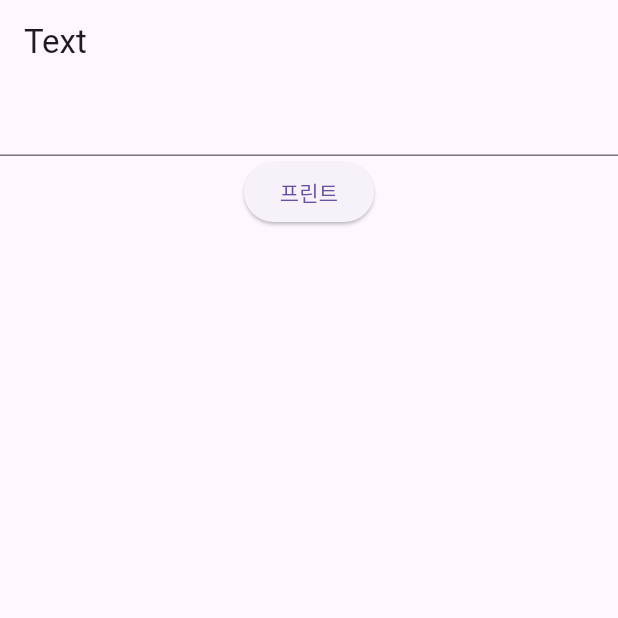
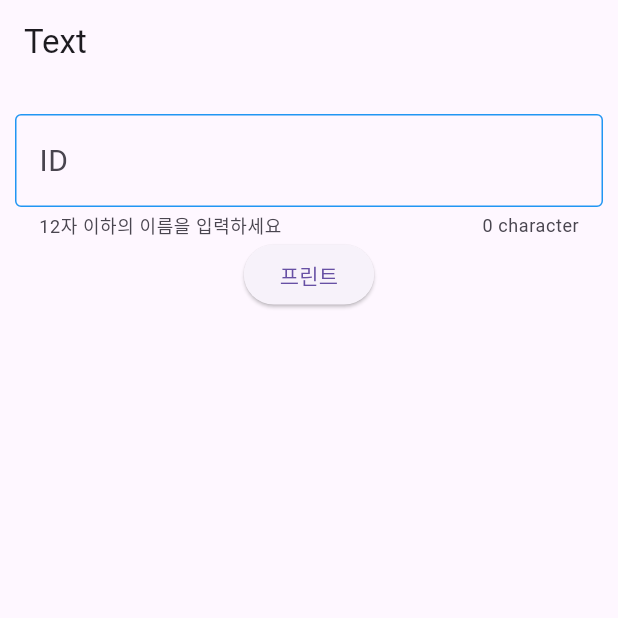
Before and after one commit to gijun0725/Flutter_-practice, a Flutter app: the screen it shows after launch, on a phone screen of 412 x 824 dp, the top half of it. Run offline on Flutter 3.47's test engine with Material 3 defaults, Android fonts, the phone set to English and light mode, and no system bars.

Commit message:
addListener추가(색상 변화 가능)

```diff
--- a/lib/TextControl.dart
+++ b/lib/TextControl.dart
@@ -10,6 +10,7 @@ class TextState extends StatefulWidget {
 
 class _TextStateState extends State<TextState> {
   final controller = TextEditingController();
+  int textLength = 0;
 
   @override
   void initState() {
@@ -18,6 +19,9 @@ class _TextStateState extends State<TextState> {
   }
 
   void _printValue() {
+    setState(() {
+      textLength = controller.text.length;
+    });
     print(controller.text); // 텍스트 필드의 현재 값을 출력합니다.
   }
 
@@ -28,13 +32,51 @@ class _TextStateState extends State<TextState> {
     super.dispose();
   }
 
+  void _onChanged(String value){
+    if (value.length > 12){
+      setState(() {
+        controller.text = value.substring(0,12);
+        controller.selection = TextSelection.fromPosition(TextPosition(offset: controller.text.length),);
+      });
+    }
+    else{
+      setState(() {
+        textLength = value.length;
+      });
+    }
+  }
   @override
   Widget build(BuildContext context) {
     return Column(
       children: [
-        TextField(
-          style: const TextStyle(fontSize: 15),
-          controller: controller,
+        Container(
+          margin: const EdgeInsets.fromLTRB(10, 20, 10, 0),
+          child: TextField(
+            textInputAction: TextInputAction.search,
+            keyboardType: TextInputType.text,
+            style: const TextStyle(fontSize: 20),
+            controller: controller,
+            onChanged: _onChanged,
+            decoration: InputDecoration(
+              labelText: 'ID',
+              labelStyle: const TextStyle(fontSize: 20),
+              border: OutlineInputBorder(
+                borderSide: BorderSide(
+                  color: textLength > 11 ? Colors.red : Colors.blue
+                )
+              ),
+              enabledBorder: OutlineInputBorder(
+                borderSide: BorderSide(
+                  color :textLength > 11 ? Colors.red : Colors.blue,
+                ),
+              ),
+              focusedBorder: OutlineInputBorder(
+                borderSide: BorderSide(color : textLength > 11 ? Colors.red :Colors.blue,)
+              ),
+              helperText: "12자 이하의 이름을 입력하세요",
+              counterText: "$textLength character"
+            ),
+          ),
         ),
         ElevatedButton(
             onPressed: () {
```
